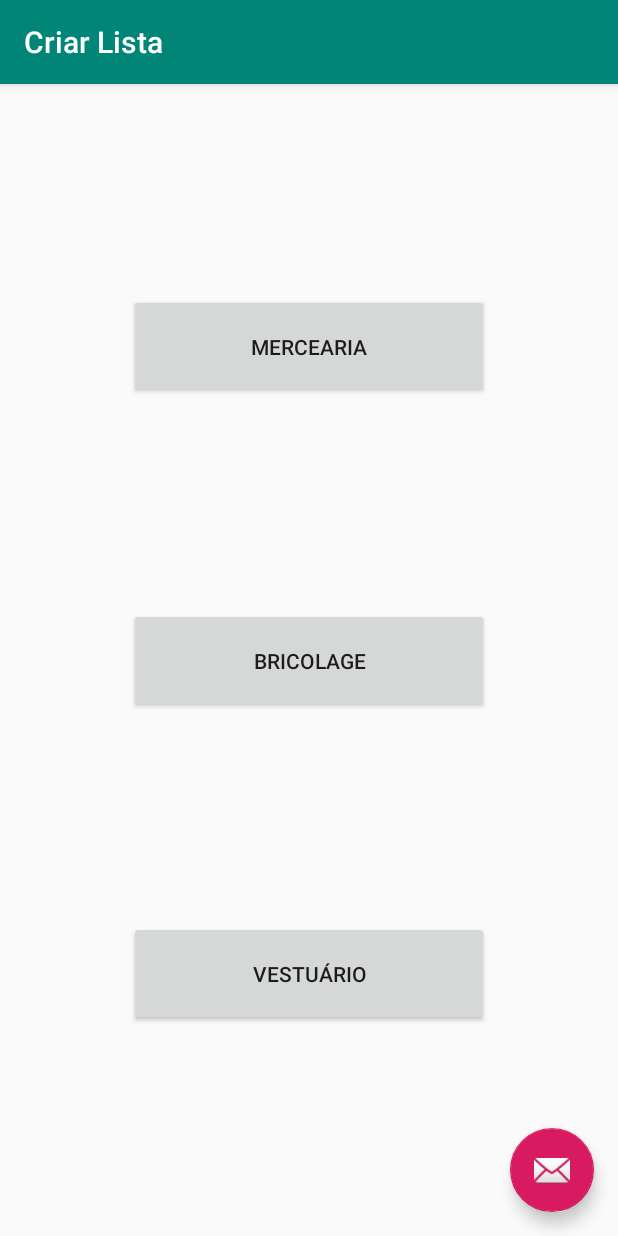
After one commit to Cristianoteixeira119988/ListaDeCompras, an Android app: the CriarLista screen opened directly, with no data from a screen before it, on a phone screen of 412 x 824 dp. The commit adds this screen. Run offline under Robolectric (Android 15) with nearby library versions, the phone set to English and light mode, and no system bars.

Commit message:
Paguina cirar lista pronta

```diff
--- a/app/src/main/AndroidManifest.xml
+++ b/app/src/main/AndroidManifest.xml
@@ -10,9 +10,13 @@
         android:supportsRtl="true"
         android:theme="@style/AppTheme">
         <activity
+            android:name=".CriarLista"
+            android:label="@string/title_activity_criar_lista"
+            android:theme="@style/AppTheme.NoActionBar"></activity>
+        <activity
             android:name=".AdicionarProduto"
             android:label="@string/title_activity_adicionar_produto"
-            android:theme="@style/AppTheme.NoActionBar"></activity>
+            android:theme="@style/AppTheme.NoActionBar" />
         <activity
             android:name=".ListaTotal"
             android:label="@string/title_activity_lista_total"
--- /dev/null
+++ b/app/src/main/java/pt/ipg/listadecompras/CriarLista.java
@@ -0,0 +1,29 @@
+package pt.ipg.listadecompras;
+
+import android.os.Bundle;
+import android.support.design.widget.FloatingActionButton;
+import android.support.design.widget.Snackbar;
+import android.support.v7.app.AppCompatActivity;
+import android.support.v7.widget.Toolbar;
+import android.view.View;
+
+public class CriarLista extends AppCompatActivity {
+
+    @Override
+    protected void onCreate(Bundle savedInstanceState) {
+        super.onCreate(savedInstanceState);
+        setContentView(R.layout.activity_criar_lista);
+        Toolbar toolbar = findViewById(R.id.toolbar);
+        setSupportActionBar(toolbar);
+
+        FloatingActionButton fab = findViewById(R.id.fab);
+        fab.setOnClickListener(new View.OnClickListener() {
+            @Override
+            public void onClick(View view) {
+                Snackbar.make(view, "Replace with your own action", Snackbar.LENGTH_LONG)
+                        .setAction("Action", null).show();
+            }
+        });
+    }
+
+}
--- /dev/null
+++ b/app/src/main/res/layout/activity_criar_lista.xml
@@ -0,0 +1,33 @@
+<?xml version="1.0" encoding="utf-8"?>
+<android.support.design.widget.CoordinatorLayout xmlns:android="http://schemas.android.com/apk/res/android"
+    xmlns:app="http://schemas.android.com/apk/res-auto"
+    xmlns:tools="http://schemas.android.com/tools"
+    android:layout_width="match_parent"
+    android:layout_height="match_parent"
+    tools:context=".CriarLista">
+
+    <android.support.design.widget.AppBarLayout
+        android:layout_width="match_parent"
+        android:layout_height="wrap_content"
+        android:theme="@style/AppTheme.AppBarOverlay">
+
+        <android.support.v7.widget.Toolbar
+            android:id="@+id/toolbar"
+            android:layout_width="match_parent"
+            android:layout_height="?attr/actionBarSize"
+            android:background="?attr/colorPrimary"
+            app:popupTheme="@style/AppTheme.PopupOverlay" />
+
+    </android.support.design.widget.AppBarLayout>
+
+    <include layout="@layout/content_criar_lista" />
+
+    <android.support.design.widget.FloatingActionButton
+        android:id="@+id/fab"
+        android:layout_width="wrap_content"
+        android:layout_height="wrap_content"
+        android:layout_gravity="bottom|end"
+        android:layout_margin="@dimen/fab_margin"
+        app:srcCompat="@android:drawable/ic_dialog_email" />
+
+</android.support.design.widget.CoordinatorLayout>
--- /dev/null
+++ b/app/src/main/res/layout/content_criar_lista.xml
@@ -0,0 +1,55 @@
+<?xml version="1.0" encoding="utf-8"?>
+<android.support.constraint.ConstraintLayout xmlns:android="http://schemas.android.com/apk/res/android"
+    xmlns:app="http://schemas.android.com/apk/res-auto"
+    xmlns:tools="http://schemas.android.com/tools"
+    android:layout_width="match_parent"
+    android:layout_height="match_parent"
+    app:layout_behavior="@string/appbar_scrolling_view_behavior"
+    tools:context=".CriarLista"
+    tools:showIn="@layout/activity_criar_lista">
+
+    <Button
+        android:id="@+id/buttonMercearia"
+        android:layout_width="240dp"
+        android:layout_height="70dp"
+        android:layout_marginStart="8dp"
+        android:layout_marginLeft="8dp"
+        android:layout_marginTop="140dp"
+        android:layout_marginEnd="8dp"
+        android:layout_marginRight="8dp"
+        android:text="@string/mercearia"
+        app:layout_constraintEnd_toEndOf="parent"
+        app:layout_constraintStart_toStartOf="parent"
+        app:layout_constraintTop_toTopOf="parent" />
+
+    <Button
+        android:id="@+id/buttonBricolage"
+        android:layout_width="240dp"
+        android:layout_height="70dp"
+        android:layout_marginStart="8dp"
+        android:layout_marginLeft="8dp"
+        android:layout_marginTop="8dp"
+        android:layout_marginEnd="8dp"
+        android:layout_marginRight="8dp"
+        android:layout_marginBottom="8dp"
+        android:text="@string/bricolage"
+        app:layout_constraintBottom_toTopOf="@+id/buttonVestuario"
+        app:layout_constraintEnd_toEndOf="parent"
+        app:layout_constraintHorizontal_bias="0.501"
+        app:layout_constraintStart_toStartOf="parent"
+        app:layout_constraintTop_toBottomOf="@+id/buttonMercearia" />
+
+    <Button
+        android:id="@+id/buttonVestuario"
+        android:layout_width="240dp"
+        android:layout_height="70dp"
+        android:layout_marginStart="8dp"
+        android:layout_marginLeft="8dp"
+        android:layout_marginEnd="8dp"
+        android:layout_marginRight="8dp"
+        android:layout_marginBottom="140dp"
+        android:text="@string/vestu_rio"
+        app:layout_constraintBottom_toBottomOf="parent"
+        app:layout_constraintEnd_toEndOf="parent"
+        app:layout_constraintStart_toStartOf="parent" />
+</android.support.constraint.ConstraintLayout>
--- a/app/src/main/res/values/strings.xml
+++ b/app/src/main/res/values/strings.xml
@@ -8,4 +8,8 @@
     <string name="title_activity_adicionar_produto">AdicionarProduto</string>
     <string name="todas_as_listas">Todas As Listas</string>
     <string name="criar_lista">Criar Lista</string>
+    <string name="title_activity_criar_lista">Criar Lista</string>
+    <string name="mercearia">Mercearia</string>
+    <string name="bricolage">bricolage</string>
+    <string name="vestu_rio">Vestuário</string>
 </resources>
```
